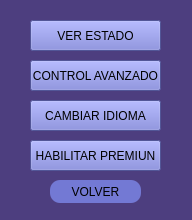
This is interfaz/panel_control.ui in Supranet-ar/tvip as Qt 5 draws it before an edit. The edited form follows.
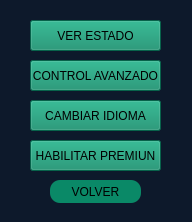
This is the edited form.

Commit message: cambio de estilo en la interfaz

```diff
--- a/interfaz/panel_control.ui
+++ b/interfaz/panel_control.ui
@@ -7,14 +7,14 @@
     <x>0</x>
     <y>0</y>
     <width>192</width>
-    <height>220</height>
+    <height>222</height>
    </rect>
   </property>
   <property name="windowTitle">
    <string>Dialog</string>
   </property>
   <property name="styleSheet">
-   <string notr="true">background-color: rgb(77, 62, 127);</string>
+   <string notr="true">background-color: rgb(13, 25, 43);</string>
   </property>
   <widget class="QPushButton" name="btn_salir">
    <property name="geometry">
@@ -26,8 +26,9 @@
     </rect>
    </property>
    <property name="styleSheet">
-    <string notr="true">background-color: rgb(115, 121, 212);
-border-radius:10px;</string>
+    <string notr="true">background-color: rgb(10, 137, 103);
+border-radius:10px;
+font: 75 11pt &quot;Bahnschrift Condensed&quot;;</string>
    </property>
    <property name="text">
     <string>VOLVER</string>
@@ -43,8 +44,8 @@
     </rect>
    </property>
    <property name="styleSheet">
-    <string notr="true">background-color: rgb(115, 121, 212);
-</string>
+    <string notr="true">background-color: rgb(10, 137, 103);
+font: 75 11pt &quot;Bahnschrift Condensed&quot;;</string>
    </property>
    <property name="text">
     <string>CAMBIAR IDIOMA</string>
@@ -60,8 +61,8 @@
     </rect>
    </property>
    <property name="styleSheet">
-    <string notr="true">background-color: rgb(115, 121, 212);
-</string>
+    <string notr="true">background-color: rgb(10, 137, 103);
+font: 75 11pt &quot;Bahnschrift Condensed&quot;;</string>
    </property>
    <property name="text">
     <string>HABILITAR PREMIUN</string>
@@ -77,8 +78,8 @@
     </rect>
    </property>
    <property name="styleSheet">
-    <string notr="true">background-color: rgb(115, 121, 212);
-</string>
+    <string notr="true">background-color: rgb(10, 137, 103);
+font: 75 11pt &quot;Bahnschrift Condensed&quot;;</string>
    </property>
    <property name="text">
     <string>CONTROL AVANZADO</string>
@@ -94,7 +95,8 @@
     </rect>
    </property>
    <property name="styleSheet">
-    <string notr="true">background-color: rgb(115, 121, 212);
+    <string notr="true">background-color: rgb(10, 137, 103);
+font: 75 11pt &quot;Bahnschrift Condensed&quot;;
 </string>
    </property>
    <property name="text">
```
The commit also changes 3 other files.
